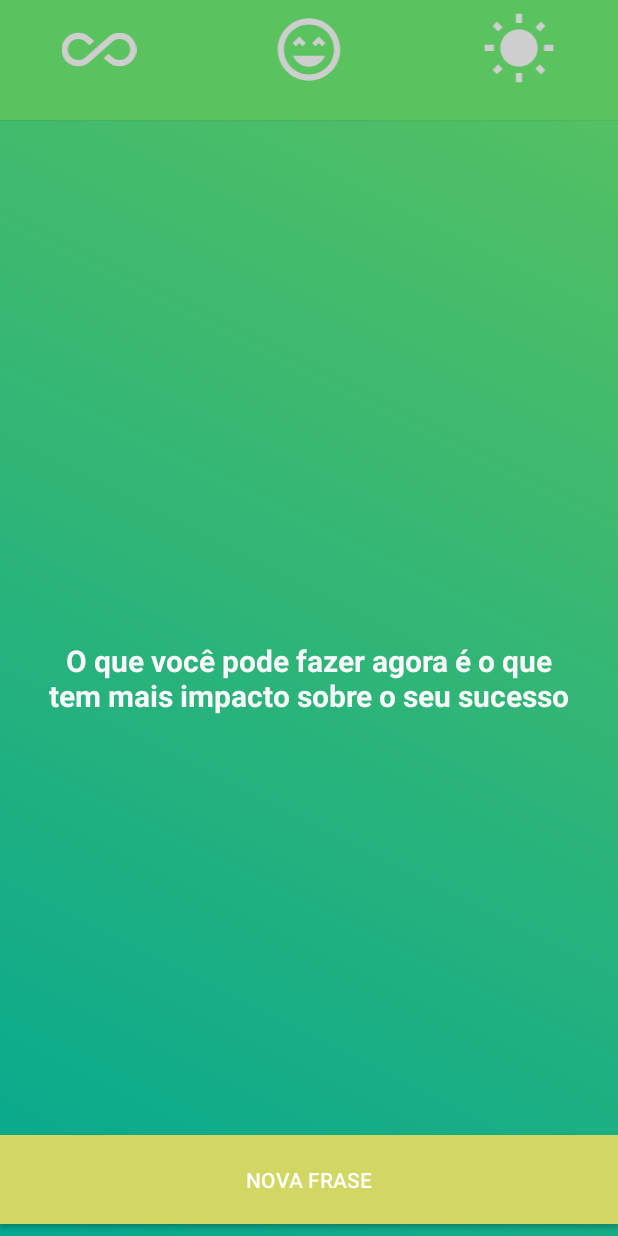
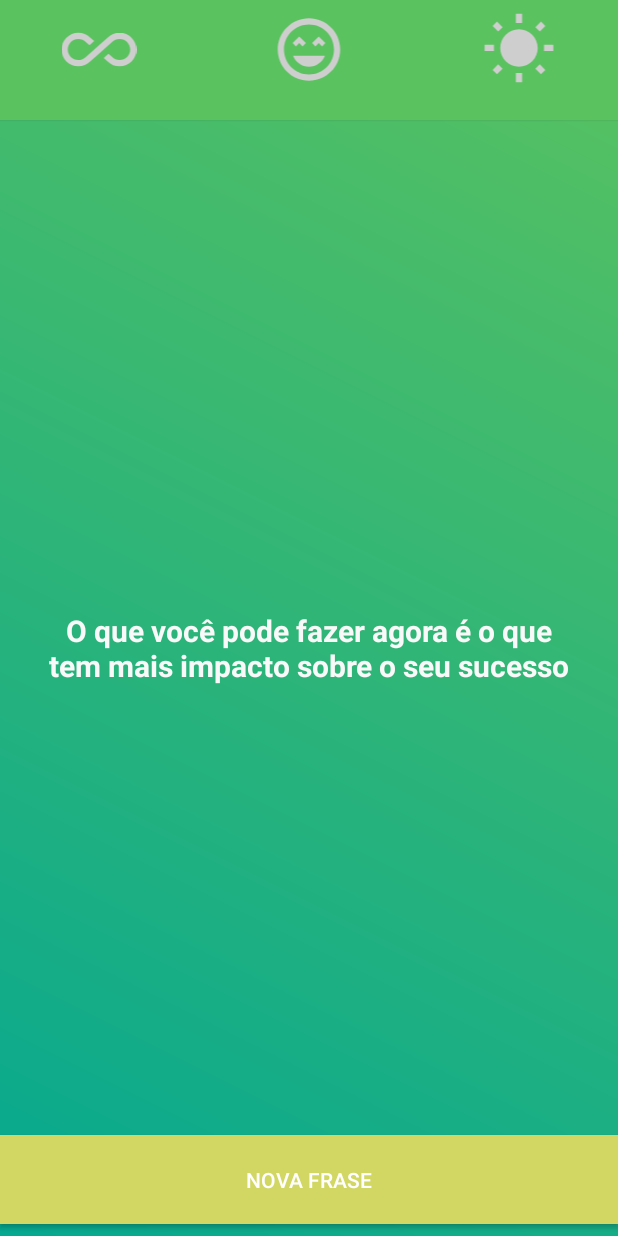
Before and after one commit to CarlosHenriqueMarques/kotlin-motivation, an Android app: the MainActivity screen opened directly, with no data from a screen before it, on a phone screen of 412 x 824 dp. Run offline under Robolectric (Android 15) with nearby library versions, the phone set to English and light mode, and no system bars.

Commit message:
Correção ajuste layout

```diff
--- a/app/src/main/AndroidManifest.xml
+++ b/app/src/main/AndroidManifest.xml
@@ -20,7 +20,7 @@
             </intent-filter>
         </activity>
         <activity android:name=".view.MainActivity"
-            android:theme="@style/Theme.AppCompat.NoActionBar"/>
+            android:theme="@style/StatusBarColor"/>
     </application>
 
 </manifest>
--- a/app/src/main/res/layout/activity_main.xml
+++ b/app/src/main/res/layout/activity_main.xml
@@ -78,13 +78,15 @@
     <TextView
             android:id="@+id/textPhrase"
             android:layout_width="354dp"
-            android:layout_height="98dp"
+            android:layout_height="0dp"
+            android:layout_marginTop="60dp"
+            android:layout_marginBottom="32dp"
             android:gravity="center"
             android:text="Phrase"
             android:textColor="@color/colorTextLigthGray"
             android:textSize="20sp"
             android:textStyle="bold"
-            app:layout_constraintBottom_toBottomOf="parent"
+            app:layout_constraintBottom_toTopOf="@+id/buttomNewPhrase"
             app:layout_constraintEnd_toEndOf="parent"
             app:layout_constraintStart_toStartOf="parent"
             app:layout_constraintTop_toBottomOf="@+id/view" />
--- /dev/null
+++ b/app/src/main/res/values-v21/styles.xml
@@ -0,0 +1,9 @@
+<?xml version="1.0" encoding="utf-8"?>
+<resources>
+
+    <style name="StatusBarColor" parent="@style/Theme.AppCompat">
+        <item name="android:statusBarColor">@color/colorPrimary</item>
+        <item name="windowNoTitle">true</item>
+        <item name="windowActionBar">false</item>
+    </style>
+</resources>
--- a/app/src/main/res/values/styles.xml
+++ b/app/src/main/res/values/styles.xml
@@ -19,4 +19,9 @@
         <item name="windowActionBar">false</item>
     </style>
 
+    <style name="StatusBarColor" parent="@style/Theme.AppCompat">
+        <item name="windowNoTitle">true</item>
+        <item name="windowActionBar">false</item>
+    </style>
+
 </resources>
```
